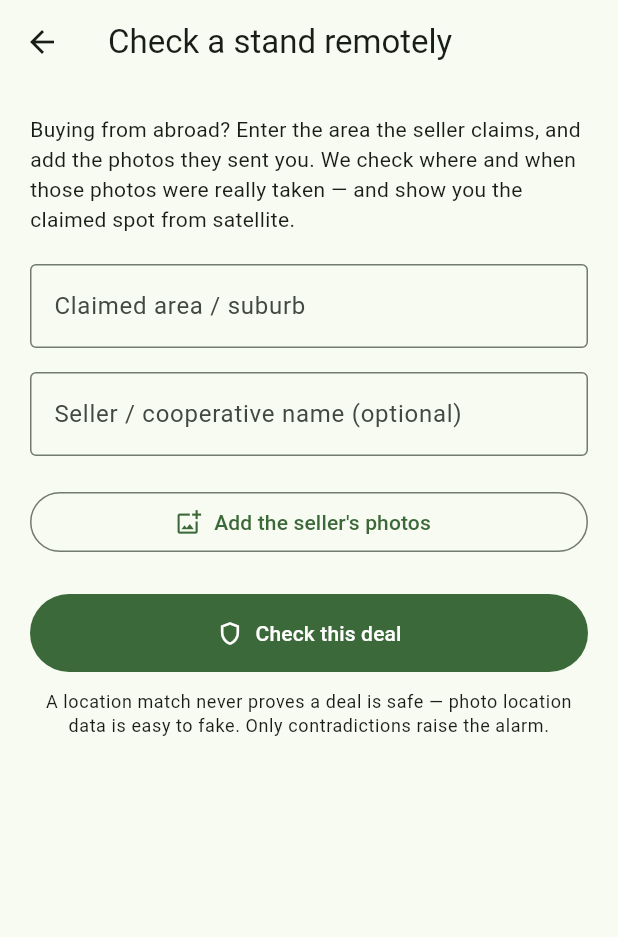
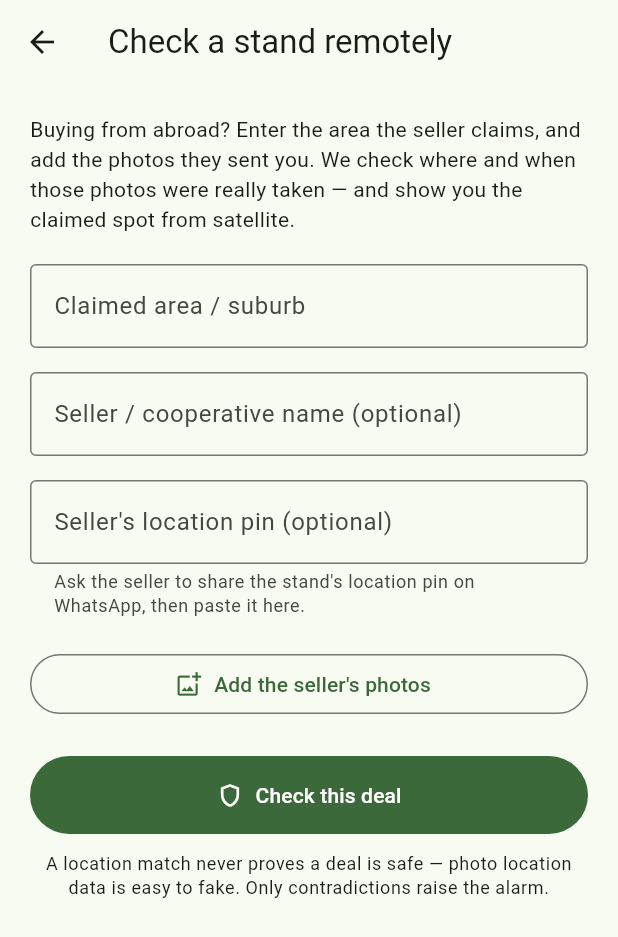
Before and after one commit to mudauchifamba/SafeStand, a Flutter app: the screen it shows after launch, after a tap on "Check a stand remotely", on a phone screen of 412 x 824 dp. Shown: the top 937 px of the screen. Run offline on Flutter 3.47's test engine with Material 3 defaults, Android fonts, the light colour scheme and no system bars; our stand-ins replace image_picker; missing offline and left inert: exif, google_mlkit_text_recognition; network calls fail.

Commit message:
feat: pin input, crosshair-marked satellite views of pin and photo locations

```diff
--- a/safestand/lib/screens/remote_check_screen.dart
+++ b/safestand/lib/screens/remote_check_screen.dart
@@ -4,6 +4,7 @@ import 'package:flutter/material.dart';
 import 'package:image_picker/image_picker.dart';
 
 import '../services/photo_evidence_service.dart';
+import '../services/pin_parser.dart';
 import '../services/remote_check_service.dart';
 import '../services/risk_scorer.dart';
 import '../widgets/satellite_view.dart';
@@ -27,6 +28,7 @@ class _RemoteCheckScreenState extends State<RemoteCheckScreen> {
   final _photoService = PhotoEvidenceService();
   final _areaController = TextEditingController();
   final _sellerController = TextEditingController();
+  final _pinController = TextEditingController();
 
   List<GazetteerPlace> _places = [];
   final List<PhotoEvidence> _photos = [];
@@ -44,8 +46,11 @@ class _RemoteCheckScreenState extends State<RemoteCheckScreen> {
   void dispose() {
     _areaController.dispose();
     _sellerController.dispose();
+    _pinController.dispose();
     super.dispose();
   }
+
+  (double, double)? get _pin => PinParser.parse(_pinController.text);
 
   GazetteerPlace? get _claimedPlace =>
       _photoService.matchPlace(_areaController.text, _places);
@@ -79,10 +84,14 @@ class _RemoteCheckScreenState extends State<RemoteCheckScreen> {
             ))
         .toList();
 
+    final pin = _pin;
     final verdict = RemoteCheckService(scorer: widget.scorer).evaluate(
       claimedArea: area,
       seller: _sellerController.text,
       photoResults: results,
+      pinLat: pin?.$1,
+      pinLon: pin?.$2,
+      claimedPlace: _claimedPlace,
     );
 
     Navigator.of(context).push(MaterialPageRoute(
@@ -123,6 +132,22 @@ class _RemoteCheckScreenState extends State<RemoteCheckScreen> {
               decoration: const InputDecoration(
                 labelText: 'Seller / cooperative name (optional)',
                 border: OutlineInputBorder(),
+              ),
+            ),
+            const SizedBox(height: 16),
+            TextField(
+              controller: _pinController,
+              onChanged: (_) => setState(() {}),
+              decoration: InputDecoration(
+                labelText: 'Seller\'s location pin (optional)',
+                hintText: '-17.9123, 30.9876 or a Google Maps link',
+                helperText: PinParser.isShortLink(_pinController.text)
+                    ? 'Short links can\'t be read here — open it in Maps, '
+                        'copy the coordinates, and paste them instead.'
+                    : 'Ask the seller to share the stand\'s location pin on '
+                        'WhatsApp, then paste it here.',
+                helperMaxLines: 3,
+                border: const OutlineInputBorder(),
               ),
             ),
             const SizedBox(height: 20),
@@ -181,7 +206,20 @@ class _RemoteCheckScreenState extends State<RemoteCheckScreen> {
                 style: Theme.of(context).textTheme.bodySmall,
               ),
             ],
-            if (place != null) ...[
+            if (_pin != null) ...[
+              const SizedBox(height: 20),
+              Text('Satellite view of the seller\'s pin',
+                  style: Theme.of(context).textTheme.titleSmall),
+              const SizedBox(height: 8),
+              SatelliteView(
+                lat: _pin!.$1,
+                lon: _pin!.$2,
+                zoom: 17,
+                caption: 'This is the exact spot the seller pinned as your '
+                    'stand. Does it match what they described — vacant land, '
+                    'or something else?',
+              ),
+            ] else if (place != null) ...[
               const SizedBox(height: 20),
               Text('Satellite view of ${place.name}',
                   style: Theme.of(context).textTheme.titleSmall),
@@ -190,8 +228,22 @@ class _RemoteCheckScreenState extends State<RemoteCheckScreen> {
                 lat: place.lat,
                 lon: place.lon,
                 caption:
-                    'Centre of ${place.name}, ${place.city} — does what the '
-                    'seller describes match what you see?',
+                    'General view of ${place.name}, ${place.city} — the '
+                    'suburb centre, NOT the specific stand. Paste the '
+                    'seller\'s pin above to see the exact spot.',
+              ),
+            ],
+            for (final p in _photos.where((p) => p.hasGps)) ...[
+              const SizedBox(height: 20),
+              Text('Where a seller photo was really taken',
+                  style: Theme.of(context).textTheme.titleSmall),
+              const SizedBox(height: 8),
+              SatelliteView(
+                lat: p.lat!,
+                lon: p.lon!,
+                zoom: 17,
+                caption: 'Location embedded in one of the photos you added. '
+                    'It should agree with the pin and the claimed area.',
               ),
             ],
             const SizedBox(height: 24),
```
Also changed, not shown: safestand/lib/widgets/satellite_view.dart (+36 -11 lines).
